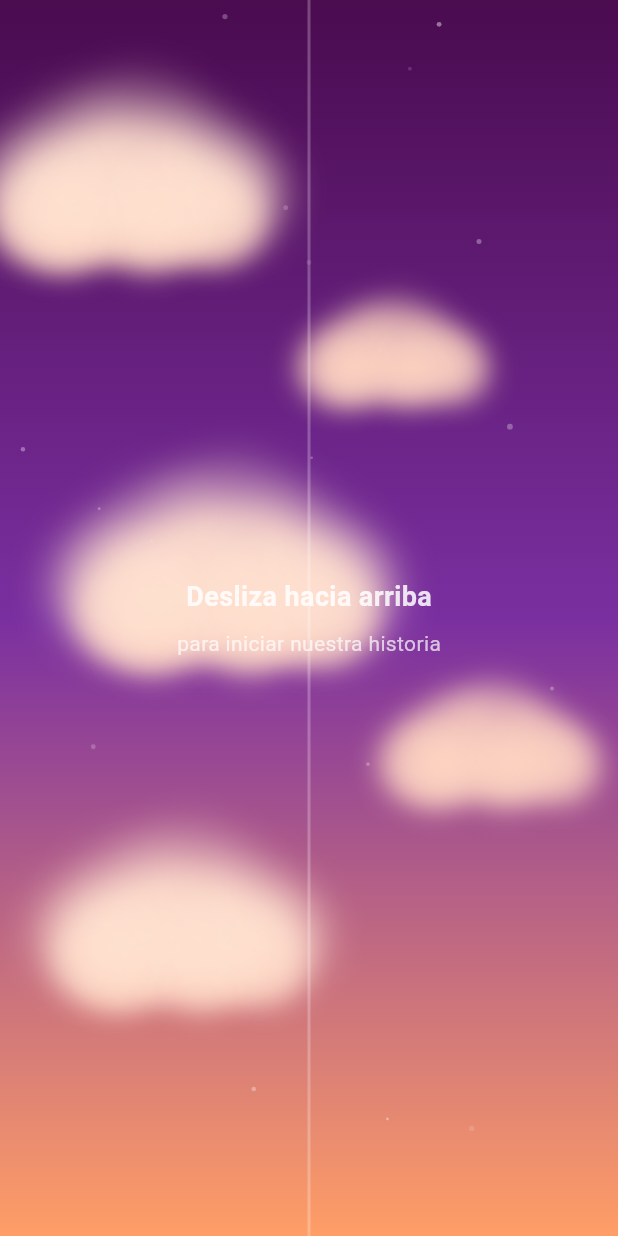
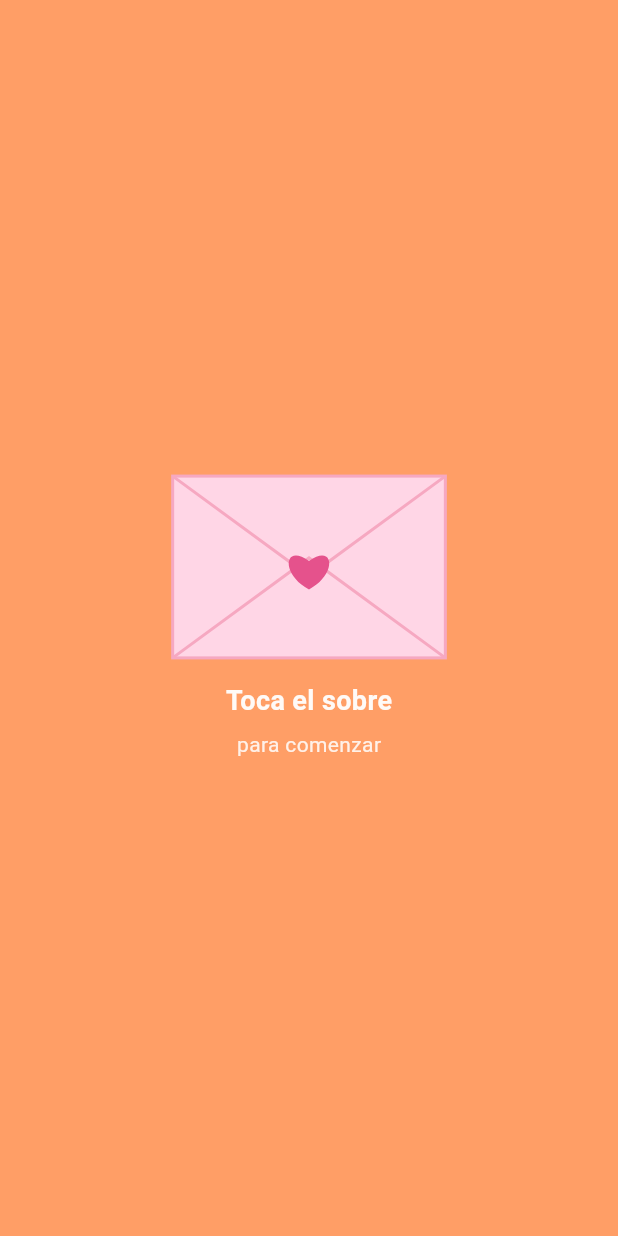
Before and after one commit to josesolMo/timeline-app, a Flutter app: the screen it shows after launch, on a phone screen of 412 x 824 dp. Run offline on Flutter 3.47's test engine with Material 3 defaults, Android fonts, the phone set to English and light mode, and no system bars; our stand-ins replace audioplayers.

Commit message:
Sobre y acomodo polaroid
- Se cambian los placeholders de imagenes con marcos estilo polariod y se cambia su orientacion para darle un estilo mas natural.
- Se agrega una pantalla inicio con un sobre de carta para poder desplegar la linea de tiempo.

```diff
--- a/nuestra_historia/lib/features/timeline/presentation/timeline_page.dart
+++ b/nuestra_historia/lib/features/timeline/presentation/timeline_page.dart
@@ -63,7 +63,15 @@ class _TimelinePageState extends State<TimelinePage> {
                       },
                       itemBuilder: (context, index) {
                         if (index == 0) {
-                          return const _IntroPage();
+                          return _IntroPage(
+                            onOpen: () {
+                              _controller.animateToPage(
+                                1,
+                                duration: const Duration(milliseconds: 450),
+                                curve: Curves.easeOutCubic,
+                              );
+                            },
+                          );
                         }
                         final eventIndex = timelineEvents.length - index;
                         final event = timelineEvents[eventIndex];
@@ -85,6 +93,7 @@ class _TimelinePageState extends State<TimelinePage> {
                       },
                     ),
                   ),
+                  if (_currentPage != 0)
                     Positioned(
                       left: centerX - 1,
                       top: 0,
@@ -104,35 +113,186 @@ class _TimelinePageState extends State<TimelinePage> {
   }
 }
 
-class _IntroPage extends StatelessWidget {
-  const _IntroPage();
+class _IntroPage extends StatefulWidget {
+  final VoidCallback onOpen;
+
+  const _IntroPage({required this.onOpen});
+
+  @override
+  State<_IntroPage> createState() => _IntroPageState();
+}
+
+class _IntroPageState extends State<_IntroPage>
+  with TickerProviderStateMixin {
+  late final AnimationController _controller;
+  late final AnimationController _openController;
+  bool _opening = false;
+
+  @override
+  void initState() {
+    super.initState();
+    _controller = AnimationController(
+      vsync: this,
+      duration: const Duration(milliseconds: 1200),
+      lowerBound: 0.98,
+      upperBound: 1.04,
+    )..repeat(reverse: true);
+    _openController = AnimationController(
+      vsync: this,
+      duration: const Duration(milliseconds: 450),
+    );
+  }
+
+  @override
+  void dispose() {
+    _controller.dispose();
+    _openController.dispose();
+    super.dispose();
+  }
 
   @override
   Widget build(BuildContext context) {
+    return LayoutBuilder(
+      builder: (context, constraints) {
         return SizedBox.expand(
+          child: AnimatedBuilder(
+            animation: _openController,
+            builder: (context, _) {
+              final t = _openController.value;
+              final offset = constraints.maxHeight * t;
+              return ClipRect(
+                child: Transform.translate(
+                  offset: Offset(0, offset),
+                  child: Container(
+                    color: const Color(0xFFFF9E66),
                     child: Center(
+                      child: GestureDetector(
+                        onTap: () async {
+                          if (_opening) return;
+                          setState(() {
+                            _opening = true;
+                          });
+                          widget.onOpen();
+                          await _openController.forward();
+                        },
                         child: Column(
                           mainAxisSize: MainAxisSize.min,
                           children: [
+                            Transform.translate(
+                              offset: Offset(0, -20 * t),
+                              child: Opacity(
+                                opacity: 1 - t,
+                                child: ScaleTransition(
+                                  scale: _controller,
+                                  child: const _EnvelopeCard(),
+                                ),
+                              ),
+                            ),
+                            const SizedBox(height: 16),
                             Text(
-              'Desliza hacia arriba',
+                              'Toca el sobre',
                               style: TextStyle(
-                color: Colors.white.withOpacity(0.85),
+                                color: Colors.white.withOpacity(0.95),
                                 fontSize: 18,
                                 fontWeight: FontWeight.w600,
                               ),
                             ),
-            const SizedBox(height: 8),
+                            const SizedBox(height: 6),
                             Text(
-              'para iniciar nuestra historia',
+                              'para comenzar',
                               style: TextStyle(
-                color: Colors.white.withOpacity(0.7),
+                                color: Colors.white.withOpacity(0.85),
                                 fontSize: 14,
                               ),
                             ),
                           ],
                         ),
                       ),
+                    ),
+                  ),
+                ),
+              );
+            },
+          ),
+        );
+      },
     );
   }
 }
+
+class _EnvelopeCard extends StatelessWidget {
+  const _EnvelopeCard();
+
+  @override
+  Widget build(BuildContext context) {
+    return CustomPaint(
+      painter: _EnvelopePainter(),
+      child: const SizedBox(
+        width: 180,
+        height: 120,
+      ),
+    );
+  }
+}
+
+class _EnvelopePainter extends CustomPainter {
+  @override
+  void paint(Canvas canvas, Size size) {
+    final basePaint = Paint()
+      ..color = const Color(0xFFF6A8C1)
+      ..style = PaintingStyle.stroke
+      ..strokeWidth = 2.0;
+
+    final fillPaint = Paint()
+      ..color = const Color(0xFFFFD6E6)
+      ..style = PaintingStyle.fill;
+
+    final sealPaint = Paint()
+      ..color = const Color(0xFFE5528C)
+      ..style = PaintingStyle.fill;
+
+    final rect = Rect.fromLTWH(0, 0, size.width, size.height);
+    canvas.drawRect(rect, fillPaint);
+    canvas.drawRect(rect, basePaint);
+
+    final flapPath = Path()
+      ..moveTo(0, 0)
+      ..lineTo(size.width / 2, size.height * 0.55)
+      ..lineTo(size.width, 0);
+    canvas.drawPath(
+      flapPath,
+      basePaint,
+    );
+
+    final bottomPath = Path()
+      ..moveTo(0, size.height)
+      ..lineTo(size.width / 2, size.height * 0.45)
+      ..lineTo(size.width, size.height);
+    canvas.drawPath(bottomPath, basePaint);
+
+    final heartCenter = Offset(size.width / 2, size.height * 0.5);
+    final heartSize = size.width * 0.11;
+    final heartPath = Path()
+      ..moveTo(heartCenter.dx, heartCenter.dy + heartSize * 0.75)
+      ..cubicTo(
+        heartCenter.dx - heartSize * 0.95,
+        heartCenter.dy + heartSize * 0.25,
+        heartCenter.dx - heartSize * 0.85,
+        heartCenter.dy - heartSize * 0.8,
+        heartCenter.dx,
+        heartCenter.dy - heartSize * 0.2,
+      )
+      ..cubicTo(
+        heartCenter.dx + heartSize * 0.85,
+        heartCenter.dy - heartSize * 0.8,
+        heartCenter.dx + heartSize * 0.95,
+        heartCenter.dy + heartSize * 0.25,
+        heartCenter.dx,
+        heartCenter.dy + heartSize * 0.75,
+      );
+    canvas.drawPath(heartPath, sealPaint);
+  }
+
+  @override
+  bool shouldRepaint(covariant CustomPainter oldDelegate) => false;
+}
```
Also changed, not shown: nuestra_historia/lib/features/timeline/presentation/widgets/timeline_item.dart (+37 -14 lines). Lines whose indentation alone changed are shown as unchanged.
